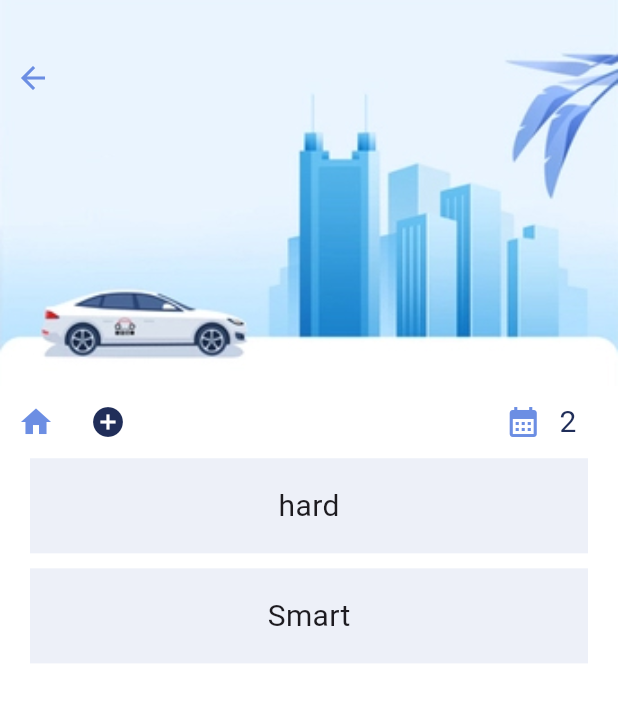
After one commit to vipul6042/task_management_app, a Flutter app: the screen it shows after launch, after a tap on "View All", on a phone screen of 412 x 824 dp. The commit adds this screen. Shown: the top 702 px of the screen. Run offline on Flutter 3.47's test engine with Material 3 defaults, Android fonts, the phone set to English and light mode, and no system bars; our stand-ins replace get.

Commit message:
routing completed

```diff
--- a/lib/main.dart
+++ b/lib/main.dart
@@ -1,4 +1,5 @@
 import 'package:flutter/material.dart';
+import 'package:get/get.dart';
 import 'package:task_management_app/screens/home_screen.dart';
 
 void main() {
@@ -11,7 +12,7 @@ class MyApp extends StatelessWidget {
   // This widget is the root of your application.
   @override
   Widget build(BuildContext context) {
-    return MaterialApp(
+    return GetMaterialApp(
       debugShowCheckedModeBanner: false,
       title: 'Flutter Demo',
       theme: ThemeData(
--- /dev/null
+++ b/lib/screens/all_tasks.dart
@@ -0,0 +1,149 @@
+import 'package:flutter/material.dart';
+import 'package:get/get.dart';
+import 'package:task_management_app/utils/app_colors.dart';
+import 'package:task_management_app/widgets/button_widgets.dart';
+import 'package:task_management_app/widgets/task_widgets.dart';
+
+class AllTasks extends StatelessWidget {
+  const AllTasks({super.key});
+
+  @override
+  Widget build(BuildContext context) {
+    List myData=[
+      "hard",
+      "Smart",
+    ];
+    final leftEditIcon=Container(
+      margin: const EdgeInsets.only(bottom: 10),
+      color: const Color(0xFF2e3253).withOpacity(0.5),
+      alignment: Alignment.centerLeft,
+      child: const Icon(
+        Icons.edit,
+        color: Colors.white,
+      ),
+    );
+    final rightEditIcon=Container(
+      margin: const EdgeInsets.only(bottom: 10),
+      color: Colors.redAccent,
+      alignment: Alignment.centerRight,
+      child: const Icon(
+        Icons.delete,
+        color: Colors.white,
+      ),
+    );
+    return Scaffold(
+      backgroundColor: Colors.white,
+
+      body: Column(
+        children: [
+          Container(
+            padding: const EdgeInsets.only(top: 40,left: 10),
+            alignment: Alignment.topLeft,
+            height: MediaQuery.of(context).size.height/3.2,
+            width: double.maxFinite,
+            decoration: const BoxDecoration(
+                image: DecorationImage(
+                    fit: BoxFit.cover,
+                    image: AssetImage(
+                        "assets/header1.jpg"
+                    )
+                )
+            ),
+            child: InkWell(
+              onTap: (){
+                Get.back();
+              },
+              child: const Icon(Icons.arrow_back,color: AppColors.secondaryColor,),
+            ),
+          ),
+          SizedBox(
+            width: double.maxFinite,
+            child: Row(
+              children: [
+                Row(
+                  children: [
+
+                    IconButton(
+                      onPressed: (){},
+                      icon: const Icon(Icons.home),
+                      color: AppColors.secondaryColor,
+                    ),
+                    IconButton(
+                        onPressed: (){},
+                        color: AppColors.mainColor,
+                        icon: const Icon(Icons.add_circle_sharp)
+                    ),
+                    SizedBox(width: MediaQuery.of(context).size.width/1.8,),
+                    IconButton(
+                        onPressed: (){},
+                        color: AppColors.secondaryColor,
+                        icon: const Icon(Icons.calendar_month_sharp)
+                    ),
+                    const Text("2",
+                      style: TextStyle(
+                        fontSize: 20,
+                        fontWeight: FontWeight.w400,
+                        color: AppColors.mainColor,
+                      ),
+                    ),
+
+                  ],
+                ),
+
+              ],
+            ),
+
+          ),
+          Flexible(
+              child: ListView.builder(
+                  itemCount:myData.length,
+                  itemBuilder: (context,index){
+                return Dismissible(
+                  background: leftEditIcon,
+                  secondaryBackground: rightEditIcon,
+                  onDismissed: (DismissDirection direction){
+
+                  },
+                  confirmDismiss: (DismissDirection direction)async {
+                    if(direction==DismissDirection.startToEnd){
+                      showModalBottomSheet(
+                        backgroundColor: const Color(0xFF2e3253).withOpacity(0.4),
+                          barrierColor: Colors.transparent,
+                          context: context,
+                          builder: (_) {
+                            return Container(
+                              height: 600,
+                              width: double.maxFinite,
+                              padding: const EdgeInsets.only(left: 20,right: 20),
+                              child: const Center(
+                                  child: Column(
+                                    mainAxisAlignment: MainAxisAlignment.center,
+                                    children: [
+                                      ButtonWidget(text: "View", textColor: Colors.white, bgColor: AppColors.mainColor),
+                                      SizedBox(height: 20,),
+                                      ButtonWidget(text: "Edit", textColor: AppColors.secondaryColor, bgColor: AppColors.mainColor),
+                                    ],
+                                  ),
+
+                              ),
+                            );
+                          }
+                      );
+                      return false;
+                    }else {
+                      return true;
+                    }
+
+                  },
+                  key: ObjectKey(index),
+                  child: TaskWidgets(
+                    name: myData[index],
+                  ),
+                );
+              })
+          )
+        ],
+      ),
+    );
+  }
+}
--- a/lib/screens/home_screen.dart
+++ b/lib/screens/home_screen.dart
@@ -1,6 +1,10 @@
 import 'package:flutter/material.dart';
+import 'package:get/get.dart';
+import 'package:task_management_app/screens/all_tasks.dart';
 import 'package:task_management_app/utils/app_colors.dart';
 import 'package:task_management_app/widgets/button_widgets.dart';
+
+import 'package:task_management_app/screens/add_task.dart';
 
 class HomeScreen extends StatefulWidget {
   const HomeScreen({super.key});
@@ -17,7 +21,7 @@ class _HomeScreenState extends State<HomeScreen> {
       body: Container(
         width: double.maxFinite,
         height: double.maxFinite,
-        padding: const EdgeInsets.only(left:20,top: 70),
+        padding: const EdgeInsets.only(left:20,right: 20),
         decoration: const BoxDecoration(
           image: DecorationImage(
             fit: BoxFit.cover,
@@ -27,7 +31,7 @@ class _HomeScreenState extends State<HomeScreen> {
           )
         ),
         child: Column(
-          mainAxisAlignment: MainAxisAlignment.start,
+          mainAxisAlignment: MainAxisAlignment.center,
           crossAxisAlignment: CrossAxisAlignment.start,
           children: [
             RichText(
@@ -49,8 +53,20 @@ class _HomeScreenState extends State<HomeScreen> {
                 ]
               ),
             ),
-            const ButtonWidget(text: "Add Task", textColor: Colors.white, bgColor: AppColors.mainColor),
-            const ButtonWidget(text: "View All", textColor: AppColors.mainColor, bgColor: Colors.white)
+            SizedBox(height: MediaQuery.of(context).size.height/2,),
+            InkWell(
+              onTap: (){
+                Get.to(()=>const AddTask(),transition: Transition.zoom,duration: const Duration(seconds: 1));
+              },
+              child: const ButtonWidget(text: "Add Task", textColor: Colors.white, bgColor: AppColors.mainColor),
+            ),
+
+            const SizedBox(height: 20,),
+            InkWell(
+              onTap: (){
+                Get.to(()=>const AllTasks(),transition: Transition.fade,duration: const Duration(seconds: 1));
+              },
+                child: const ButtonWidget(text: "View All", textColor: AppColors.mainColor, bgColor: Colors.white))
           ],
         ),
       ),
--- a/lib/widgets/button_widgets.dart
+++ b/lib/widgets/button_widgets.dart
@@ -18,7 +18,9 @@ class ButtonWidget extends StatelessWidget {
         color: bgColor,
         borderRadius: BorderRadius.circular(40),
       ),
-      child: Text(text,style:TextStyle(fontSize: 20,color: textColor)),
+      child: Center(
+        child:Text(text,style:TextStyle(fontSize: 20,color: textColor)),
+      )
     );
   }
 }
--- /dev/null
+++ b/lib/widgets/task_widgets.dart
@@ -0,0 +1,31 @@
+import 'package:flutter/material.dart';
+import 'package:task_management_app/utils/app_colors.dart';
+
+class TaskWidgets extends StatelessWidget {
+  final String name;
+  const TaskWidgets({super.key, required this.name});
+
+  @override
+  Widget build(BuildContext context) {
+    return Container(
+      width: double.maxFinite,
+      height: MediaQuery.of(context).size.height/13,
+      margin: const EdgeInsets.only(left: 20,right: 20,bottom: 10),
+      decoration: BoxDecoration(
+        color: AppColors.textHolder,
+        borderRadius: BorderRadius.circular(0),
+
+      ),
+      child: Center(
+        child: Text(
+          name,
+          style: const TextStyle(
+
+            fontSize: 20,
+            // color: AppColors.textGrey,
+          ),
+        ),
+      )
+    );
+  }
+}
--- a/pubspec.yaml
+++ b/pubspec.yaml
@@ -35,6 +35,7 @@ dependencies:
   # The following adds the Cupertino Icons font to your application.
   # Use with the CupertinoIcons class for iOS style icons.
   cupertino_icons: ^1.0.6
+  get:
 
 dev_dependencies:
   flutter_test:
```
Also changed, not shown: lib/screens/add_task.dart (added, +61 -0 lines), lib/widgets/textfilled_widgets.dart (added, +42 -0 lines), pubspec.lock.
